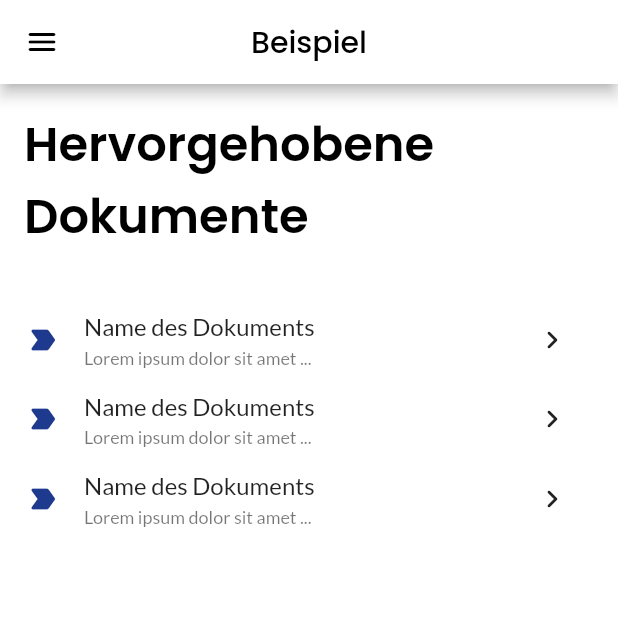
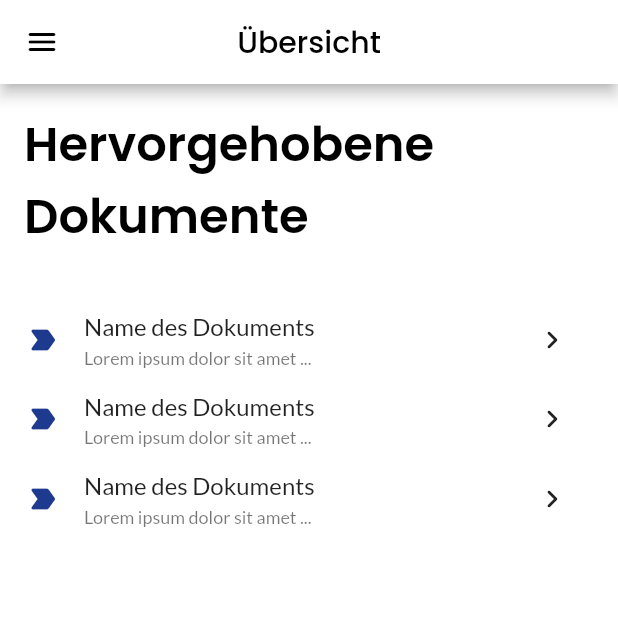
Before and after one commit to cstmth/der_homberger_app, a Flutter app: the UserOverviewScreen screen opened directly, on a phone screen of 412 x 824 dp, the top half of it. Run offline on Flutter 3.47's test engine with Material 2 defaults, Android fonts, the phone set to English and light mode, and no system bars; our stand-ins replace firebase_auth, firebase_core; accounts and stored records are empty.

Commit message:
ResponsiveScaffold completed

```diff
--- a/lib/screens/user/user_overview_screen.dart
+++ b/lib/screens/user/user_overview_screen.dart
@@ -12,8 +12,24 @@ class UserOverviewScreen extends StatelessWidget {
   @override
   Widget build(BuildContext context) {
     return ResponsiveScaffold(
-      title: "Beispiel",
-      drawer: Drawer(),
+      title: "Übersicht",
+      drawer: Drawer(
+        child: Column(children: [
+          DrawerHeader(child: Text("Header")),
+          Container(
+            height: 32,
+            child: BodyText1("Hi!"),
+          ),
+          Container(
+            height: 32,
+            child: BodyText1("Hi!"),
+          ),
+          Container(
+            height: 32,
+            child: BodyText1("Hi!"),
+          ),
+        ]),
+      ),
       body: SafeArea(
         minimum: EdgeInsets.all(16),
         child: Align(
--- a/lib/widgets/scaffold.dart
+++ b/lib/widgets/scaffold.dart
@@ -13,22 +13,28 @@ class ResponsiveScaffold extends StatelessWidget {
 
   @override
   Widget build(BuildContext context) {
-    return Material(
-      child: LayoutBuilder(
-        builder: (context, constraints) {
-          if (constraints.maxWidth > Breakpoints.desktopWidth) {
-            // TODO Gar kein Bock
-            return body;
-          } else {
+    HombergerAppBar appBar = HombergerAppBar(title: title);
+    bool isMobile =
+        MediaQuery.of(context).size.width <= Breakpoints.desktopWidth;
+
     return Scaffold(
-              body: body,
-              appBar: HombergerAppBar(title: "Beispiel"),
-              drawer: drawer,
-              drawerEnableOpenDragGesture: true,
-              drawerEdgeDragWidth: constraints.maxWidth / 4,
-            );
-          }
-        },
+      appBar: isMobile ? appBar : null,
+      drawer: isMobile ? drawer : null,
+      body: isMobile
+          ? body
+          : Row(
+              mainAxisSize: MainAxisSize.min,
+              children: [
+                drawer,
+                Expanded(
+                  child: Column(
+                    children: [
+                      appBar,
+                      Expanded(child: body),
+                    ],
+                  ),
+                )
+              ],
             ),
     );
   }
@@ -41,14 +47,21 @@ class HombergerAppBar extends StatelessWidget implements PreferredSizeWidget {
 
   @override
   Widget build(BuildContext context) {
-    return AppBar(
+    bool isMobile =
+        MediaQuery.of(context).size.width <= Breakpoints.desktopWidth;
+
+    return Container(
+      child: AppBar(
         backgroundColor: Colors.white,
         centerTitle: true,
-      leading: IconButton(
+        leading: isMobile
+            ? IconButton(
                 icon: Icon(Icons.menu_rounded, color: Colors.black),
                 onPressed: () => Scaffold.of(context).openDrawer(),
+              )
+            : null,
+        title: Headline5(title),
       ),
-      title: Headline5(title),
     );
   }
 
```
Lines whose indentation alone changed are shown as unchanged.
